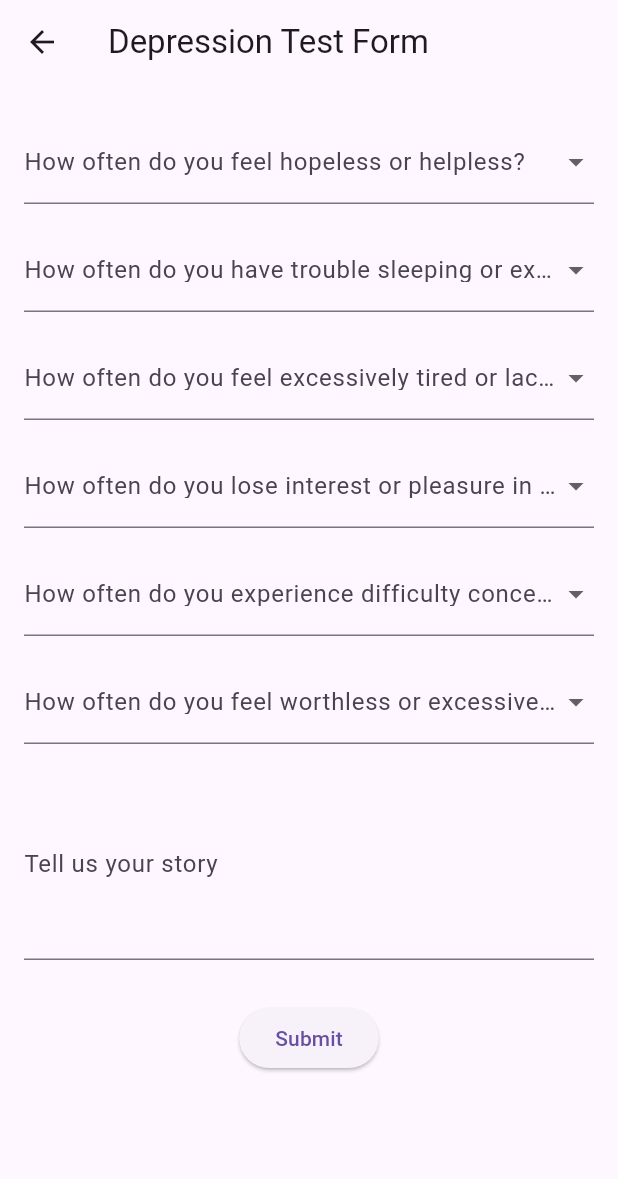
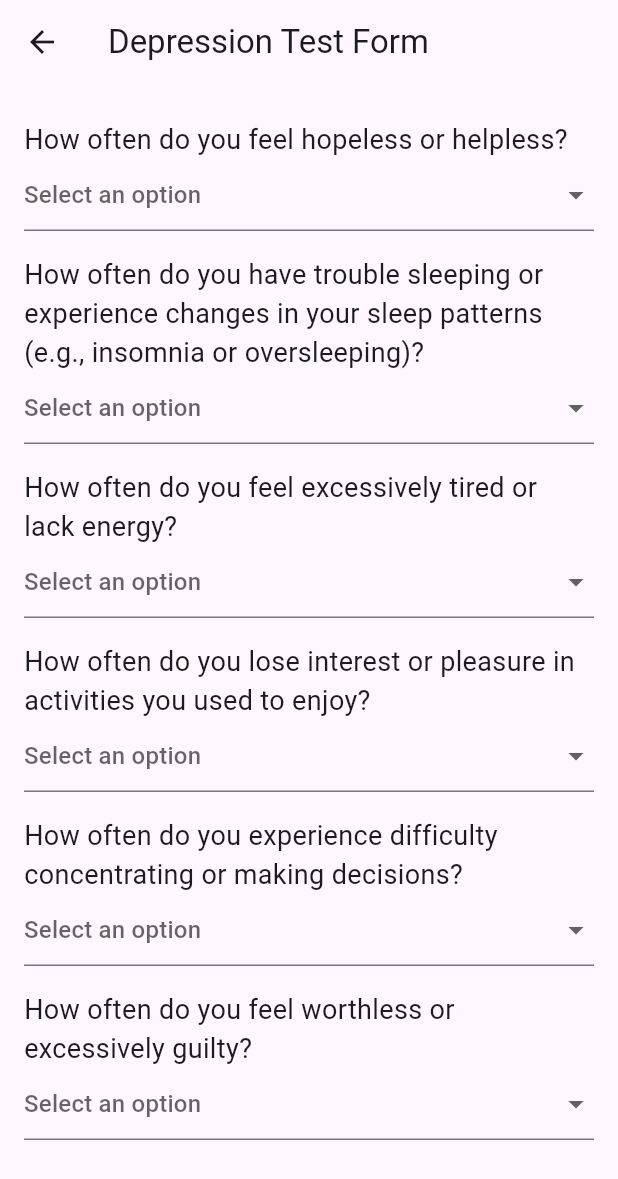
Before and after one commit to kareemezzat25/mentalhealth, a Flutter app: the DepressionTest screen opened directly, on a phone screen of 412 x 824 dp. Shown: the top 1179 px of the screen. Run offline on Flutter 3.47's test engine with Material 3 defaults, Android fonts, the phone set to English and light mode, and no system bars; our stand-ins replace animated_splash_screen, auto_size_text, google_sign_in, image_picker, shared_preferences, webview_flutter; accounts and stored records are empty; network calls fail.

Commit message:
doctorsappointments

```diff
--- a/lib/DoctorViews/SchedulePage.dart
+++ b/lib/DoctorViews/SchedulePage.dart
@@ -269,7 +269,7 @@ class _ScheduleCardState extends State<ScheduleCard> {
                         child: Row(
                           children: [
                             Icon(Icons.edit),
-                            SizedBox(width: 8),
+                            SizedBox(width: 2),
                             Text('Update'),
                           ],
                         ),
@@ -279,7 +279,7 @@ class _ScheduleCardState extends State<ScheduleCard> {
                         child: Row(
                           children: [
                             Icon(Icons.delete),
-                            SizedBox(width: 8),
+                            SizedBox(width: 2),
                             Text('Delete'),
                           ],
                         ),
--- a/lib/DoctorWidgets/DrCommonDrawer.dart
+++ b/lib/DoctorWidgets/DrCommonDrawer.dart
@@ -86,7 +86,7 @@ class DrCommonDrawer extends StatelessWidget {
             title: Text("Home"),
           ),
           ListTile(
-            leading: Icon(Icons.schedule_outlined),
+            leading: Icon(Icons.calendar_today),
             title: Text("Schedule"),
             onTap: () {
               Navigator.pop(context);
--- a/lib/views/DepressionTest.dart
+++ b/lib/views/DepressionTest.dart
@@ -1,5 +1,3 @@
-// DepressionTest.dart
-
 import 'package:flutter/material.dart';
 import 'package:mentalhealthh/services/DepTestApi.dart';
 
@@ -85,28 +83,46 @@ class _DepressionTestFormState extends State<DepressionTest> {
           key: _formKey,
           child: SingleChildScrollView(
             child: Column(
+              crossAxisAlignment: CrossAxisAlignment.stretch,
               children: <Widget>[
-                _buildDropdown('How often do you feel hopeless or helpless?',
-                    (value) => _hopeless = value),
+                _buildDropdown(
+                  'How often do you feel hopeless or helpless?',
+                  (value) => _hopeless = value,
+                  _hopeless,
+                ),
                 _buildDropdown(
                   'How often do you have trouble sleeping or experience changes in your sleep patterns (e.g., insomnia or oversleeping)?',
-                    (value) => _sleepProblems = value),
+                  (value) => _sleepProblems = value,
+                  _sleepProblems,
+                ),
                 _buildDropdown(
                   'How often do you feel excessively tired or lack energy?',
-                    (value) => _tired = value),
+                  (value) => _tired = value,
+                  _tired,
+                ),
                 _buildDropdown(
                   'How often do you lose interest or pleasure in activities you used to enjoy?',
-                    (value) => _lossInterest = value),
+                  (value) => _lossInterest = value,
+                  _lossInterest,
+                ),
                 _buildDropdown(
                   'How often do you experience difficulty concentrating or making decisions?',
-                    (value) => _concentration = value),
+                  (value) => _concentration = value,
+                  _concentration,
+                ),
                 _buildDropdown(
                   'How often do you feel worthless or excessively guilty?',
-                    (value) => _worthless = value),
-                _buildTextField(
-                    'Tell us your story', (value) => _story = value),
+                  (value) => _worthless = value,
+                  _worthless,
+                ),
+                _buildTextField('Tell us your story', (value) => _story = value),
                 SizedBox(height: 20),
                 ElevatedButton(
+                  style: ElevatedButton.styleFrom(
+                    primary: Colors.blue,
+                    onPrimary: Colors.white
+
+                  ),
                   onPressed: _submitForm,
                   child: Text('Submit'),
                 ),
@@ -118,22 +134,44 @@ class _DepressionTestFormState extends State<DepressionTest> {
     );
   }
 
-  Widget _buildDropdown(String labelText, Function(String?) onSaved) {
+  Widget _buildDropdown(
+      String labelText, Function(String?) onSaved, String? currentValue) {
     return Padding(
       padding: const EdgeInsets.symmetric(vertical: 8.0),
-      child: DropdownButtonFormField<String>(
+      child: Column(
+        crossAxisAlignment: CrossAxisAlignment.start,
+        children: [
+          Text(
+            labelText,
+            style: TextStyle(fontSize: 18), // Set the font size here
+          ),
+          DropdownButtonFormField<String>(
+            isExpanded: true, // Make dropdown take full width
             decoration: InputDecoration(
-          labelText: labelText,
+              labelStyle: TextStyle(fontSize: 18), // Set the font size here
             ),
+            hint: Text(
+              'Select an option',
+              style: TextStyle(fontSize: 16), // Set the font size here
+            ),
+            value: currentValue,
             items: options.map((String option) {
               return DropdownMenuItem<String>(
                 value: option,
-            child: Text(option),
+                child: Text(option, style: TextStyle(fontSize: 16)), // Set the font size here
               );
             }).toList(),
-        onChanged: (value) {},
+            onChanged: (value) {
+              setState(() {
+                onSaved(value);
+              });
+            },
             validator: (value) => value == null ? 'Please select an option' : null,
-        onSaved: onSaved,
+            onSaved: (value) {
+              onSaved(value);
+            },
+          ),
+        ],
       ),
     );
   }
@@ -145,6 +183,7 @@ class _DepressionTestFormState extends State<DepressionTest> {
         maxLines: 4,
         decoration: InputDecoration(
           labelText: labelText,
+          labelStyle: TextStyle(fontSize: 18), // Set the font size here
         ),
         validator: (value) =>
             value == null || value.isEmpty ? 'Please enter a story' : null,
--- a/lib/views/Posts.dart
+++ b/lib/views/Posts.dart
@@ -110,7 +110,7 @@ class _Posts extends State<Posts> {
                               }
                             },
                             child: Container(
-                              height: 560,
+                              height: 720,
                               child: Forum(
                                 postId: postsData[index]['id'].toString(),
                                 postTitle: postsData[index]['title'],
--- a/pubspec.yaml
+++ b/pubspec.yaml
@@ -42,6 +42,7 @@ dependencies:
   image_picker: ^0.8.4+4
   provider: ^6.1.2
   auto_size_text: ^3.0.0
+  webview_flutter: ^3.0.4
 
 dev_dependencies:
   flutter_test:
```
Also changed, not shown: lib/models/Doctor.dart (added, +28 -0 lines), lib/services/doctorapi.dart (added, +53 -0 lines), lib/views/AppointmentsPage.dart (added, +144 -0 lines), lib/views/DoctorDetailPage.dart (added, +90 -0 lines), lib/views/chatbot_page.dart (added, +39 -0 lines), lib/widgets/CommonDrawer.dart (+32 -2 lines), pubspec.lock. Lines whose indentation alone changed are shown as unchanged.
